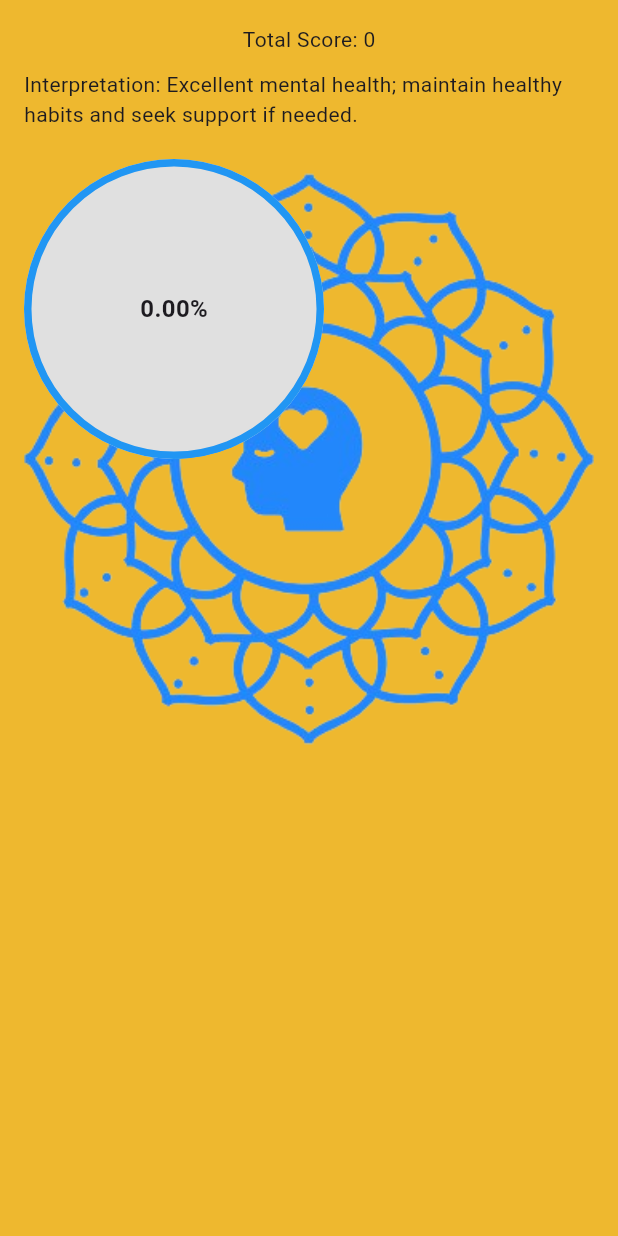
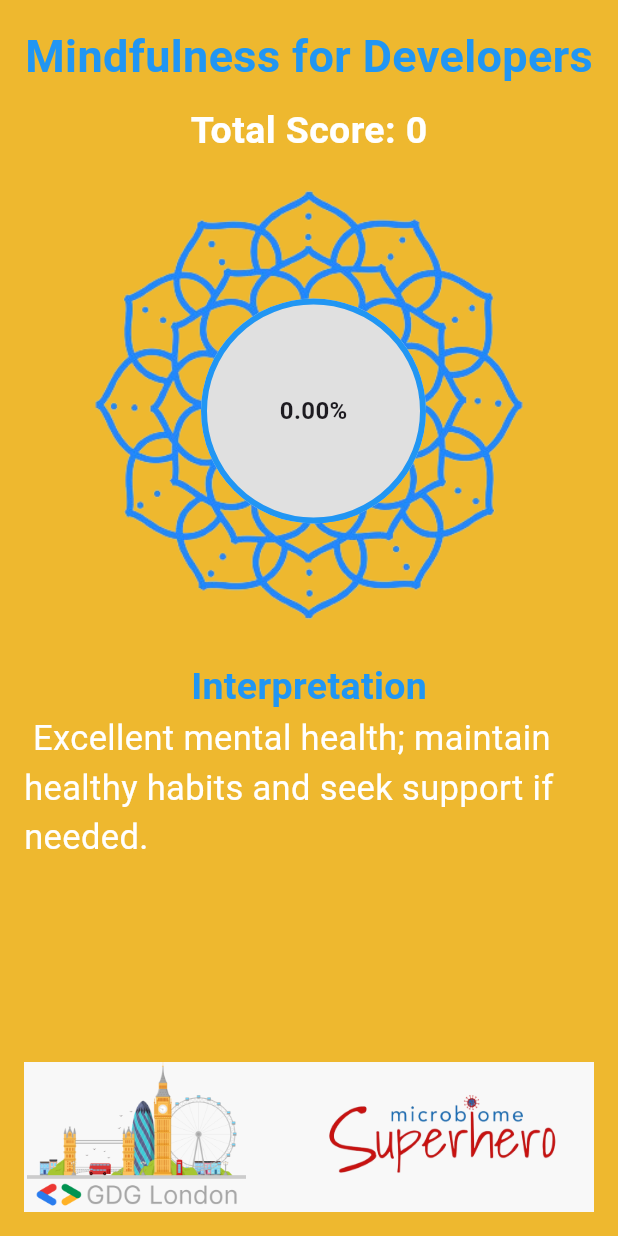
Before and after one commit to nehagirisa/quiz_gdg, a Flutter app: the SurveyResultPage screen opened directly with empty values, on a phone screen of 412 x 824 dp. Run offline on Flutter 3.47's test engine with Material 3 defaults, Android fonts, the light colour scheme and no system bars; our stand-ins replace cloud_firestore, firebase_auth, firebase_core, firebase_storage, google_fonts, liquid_progress_indicator_v2 and 1 more; accounts and stored records are empty.

Commit message:
final touches

```diff
--- a/lib/survery-result.dart
+++ b/lib/survery-result.dart
@@ -1,5 +1,7 @@
 import 'package:flutter/material.dart';
 import 'package:liquid_progress_indicator_v2/liquid_progress_indicator.dart';
+import 'package:quiz_gdg/widget/footer/footer.dart';
+import 'package:velocity_x/velocity_x.dart';
 
 class SurveyResultPage extends StatelessWidget {
   final int totalScore;
@@ -31,28 +33,38 @@ class SurveyResultPage extends StatelessWidget {
           child: Column(
             crossAxisAlignment: CrossAxisAlignment.center,
             children: [
-              Text('Total Score: $totalScore'),
+             const Text(
+            "Mindfulness for Developers",
+            style: TextStyle(
+                fontSize: 30, fontWeight: FontWeight.bold, color: Colors.blue),
+          ),
            SizedBox(height: 10),
-              Text('Interpretation: ${getResultInterpretation()}'),
-              const SizedBox(height: 20),
+              Text('Total Score: $totalScore',
+              style: TextStyle(
+                fontSize:25, fontWeight: FontWeight.bold, color: Colors.white),),
+              SizedBox(height: 15),
+
               Stack(
                 children: [
 
                    Image.asset(
                     'assets/logo1.png',
-                    height: 400,
-                    width: 400,
+                    height:context.isMobile ? 300:400,
+                    width: context.isMobile ? 300:400,
                     fit: BoxFit.cover,
                   ),
-                  Container(
-                    width: 200,
-                    height: 200,
+                     Positioned(
+                      top:context.isMobile? 79: 105,
+                      left:context.isMobile? 78:108,
+                       child: Container(
+                        width:context.isMobile ? 150:180,
+                        height: context.isMobile ? 150:180,
                         child: LiquidCircularProgressIndicator(
                           value: percentage, // Pass the converted percentage value
                           backgroundColor: Colors.grey[300]!,
                           valueColor: AlwaysStoppedAnimation(Colors.blue),
                           borderColor: Colors.blue,
-                      borderWidth: 5.0,
+                          borderWidth: 4.0,
                           direction: Axis.vertical,
                           center: Text(
                             '${(percentage * 100).toStringAsFixed(2)}%',
@@ -63,9 +75,19 @@ class SurveyResultPage extends StatelessWidget {
                           ),
                         ),
                                            ),
+                     ),
 
                 ],
               ),
+                const SizedBox(height: 20),
+              Text("Interpretation",
+               style: TextStyle(
+                fontSize: 25, fontWeight: FontWeight.bold, color: Colors.blue),),
+                 Text(' ${getResultInterpretation()}',
+                  style: TextStyle(
+                fontSize: 23,  color: Colors.white),),
+                Spacer(),
+                Footer(),
             ],
           ),
         ),
--- a/lib/widget/custome_textfield.dart
+++ b/lib/widget/custome_textfield.dart
@@ -5,7 +5,7 @@ class CustomeTextField extends StatelessWidget {
   const CustomeTextField({
     super.key,
     required this.hintText,
-    required this.contoller,
+    required this.contoller, required String? Function(dynamic value) validator, required bool obscureText,
   });
   final String hintText;
   final TextEditingController contoller;
--- a/lib/widget/footer/footer.dart
+++ b/lib/widget/footer/footer.dart
@@ -7,7 +7,7 @@ class Footer extends StatelessWidget {
   @override
   Widget build(BuildContext context) {
     return Container(
-        height: 150,
+        height: 100,
         width: double.infinity,
         color: const Color.fromARGB(255, 248, 248, 248),
         child: Row(
```
Also changed, not shown: lib/main.dart (+8 -8 lines), lib/servey.dart (+7 -4 lines), lib/sign_up.dart (+107 -46 lines), pubspec.lock. Lines whose indentation alone changed are shown as unchanged.
